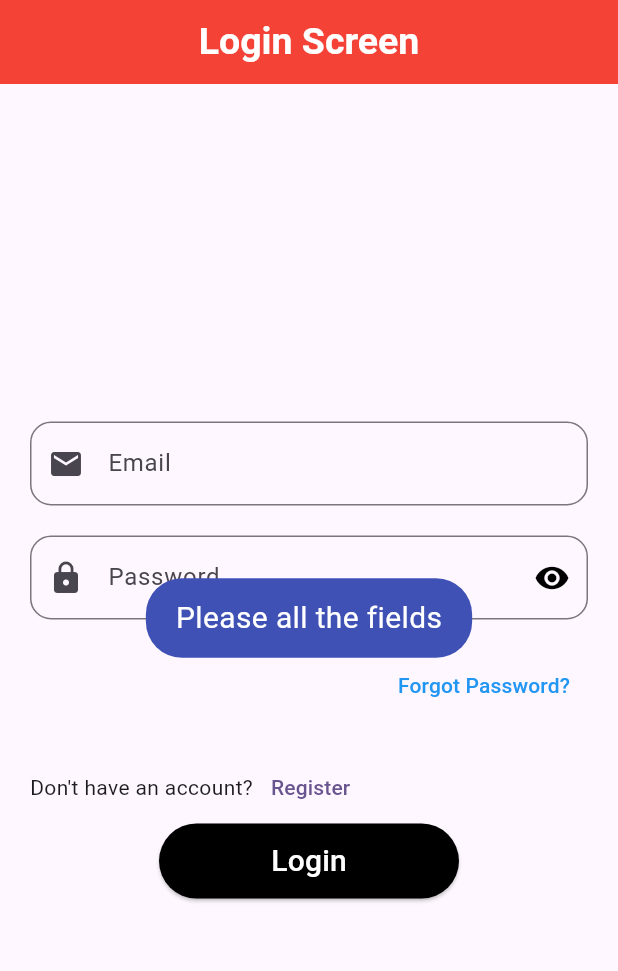
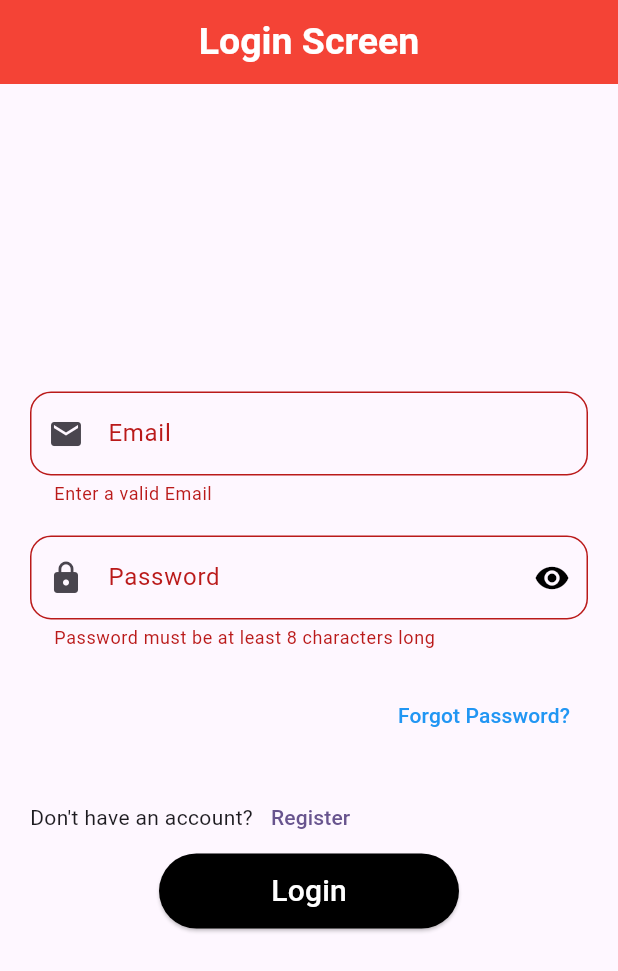
Before and after one commit to Qariziaullahkhan/Mawakay-Tasks-for-Login-and-signup-, a Flutter app: the LoginScreen screen opened directly, after a tap on "Login", on a phone screen of 412 x 824 dp. Shown: the top 971 px of the screen. Run offline on Flutter 3.47's test engine with Material 3 defaults, Android fonts, the phone set to English and light mode, and no system bars; our stand-ins replace cloud_firestore, firebase_auth, firebase_core, fluttertoast, gap; missing offline and left inert: ndialog; accounts and stored records are empty.

Commit message:
we add the statemanagement providers in flutter

```diff
--- a/lib/Home_screen.dart
+++ b/lib/Home_screen.dart
@@ -25,12 +25,12 @@ class _HomeScreenState extends State<HomeScreen> {
 
 
       ),
-      body: Padding(
+       body: Padding(
         padding: const EdgeInsets.only(left: 20,right: 20),
         child: Column(
           mainAxisAlignment: MainAxisAlignment.center,
           children: [
-         const   Text("WELCOME HOME SCREEN", style: TextStyle(
+               const    Text("WELCOME HOME SCREEN", style: TextStyle(
                     fontSize: 35,
                     fontWeight: FontWeight.bold,
                     color: Colors.black,
--- a/lib/auth/login_screen.dart
+++ b/lib/auth/login_screen.dart
@@ -4,6 +4,7 @@ import 'package:fluttertoast/fluttertoast.dart';
 import 'package:mawakay_task_textformfield/Home_screen.dart';
 import 'package:ndialog/ndialog.dart';
 import 'package:provider/provider.dart';
+import '../provider/register_providers.dart';
 import '../widgets/Utillity/Flutter_toast.dart';
 import 'forgot_password_screen.dart';
 import 'signup_screen.dart';
@@ -23,6 +24,8 @@ class _LoginScreenState extends State<LoginScreen> {
 
   @override
   Widget build(BuildContext context) {
+        final loginProvider = Provider.of<LoginProvider>(context); // Access provider instance
+   print("Build");
     return Scaffold(
       appBar: AppBar(
         centerTitle: true,
@@ -138,8 +141,21 @@ class _LoginScreenState extends State<LoginScreen> {
                   minimumSize: const Size(200, 50),
                 ),
                 onPressed: () async {
-                       var Email = emailController.text.trim();
-                    var Password = passwordController.text.trim();
+
+
+                  if (!_formKey.currentState!.validate()) {
+                      return;
+                    }
+                    loginProvider.isLoading = true;
+                    await loginProvider.login(emailController.text.trim(), passwordController.text.trim()
+
+
+                    );
+                    loginProvider.isLoading = false;
+
+
+                       String Email = emailController.text.trim();
+                    String Password = passwordController.text.trim();
 
                     if (Email.isEmpty || Password.isEmpty) {
                       Utils.toastmessage(
@@ -168,7 +184,7 @@ class _LoginScreenState extends State<LoginScreen> {
 
                         Navigator.of(context).pushReplacement(
                             MaterialPageRoute(builder: (context) {
-                          return const LoginScreen();
+                          return const HomeScreen();
                         }));
                       }
                     } on FirebaseAuthException catch (e) {
--- /dev/null
+++ b/lib/provider/login_providers.dart
@@ -0,0 +1,28 @@
+import 'package:flutter/material.dart';
+
+class LoginProvider with ChangeNotifier {
+  // Login state properties
+  bool _isLoading = false;
+  String _errorMessage = '';
+
+  // Getters for login state properties
+  bool get isLoading => _isLoading;
+  String get errorMessage => _errorMessage;
+
+  // Setters for login state properties with change notifications
+  set isLoading(bool value) {
+    _isLoading = value;
+    notifyListeners(); // Notify UI about changes
+  }
+
+  set errorMessage(String value) {
+    _errorMessage = value;
+    notifyListeners();
+  }
+
+  // Login function with error handling and loading indicator
+  Future<void> login(String email, String password) async {
+    isLoading = true; // Show loading indicator
+   isLoading = false;
+}
+}
--- /dev/null
+++ b/lib/provider/register_providers.dart
@@ -0,0 +1,73 @@
+import 'package:firebase_auth/firebase_auth.dart';
+import 'package:flutter/material.dart';
+
+class SignupProvider with ChangeNotifier {
+  String _name = '';
+  String get name => _name;
+  set name(String value) {
+    _name = value;
+    notifyListeners();
+  }
+
+  String _email = '';
+  String get email => _email;
+  set email(String value) {
+    _email = value;
+    notifyListeners();
+  }
+
+  String _password = '';
+  String get password => _password;
+  set password(String value) {
+    _password = value;
+    notifyListeners();
+  }
+
+  String _confirmPassword = '';
+  String get confirmPassword => _confirmPassword;
+  set confirmPassword(String value) {
+    _confirmPassword = value;
+    notifyListeners();
+  }
+
+  bool _isLoading = false;
+  bool get isLoading => _isLoading;
+  set isLoading(bool value) {
+    _isLoading = value;
+    notifyListeners();
+  }
+
+  // Add signup logic using Firebase Auth and Firestore
+  Future<void> signup(String name, String email, String password) async {
+    // Implement sign up logic with error handling
+    isLoading = true; // Update loading state before network call
+    // ... Firebase Auth and Firestore code
+    isLoading = false; // Update loading state after network call
+  }
+}
+class LoginProvider with ChangeNotifier {
+  // Login state properties
+  bool _isLoading = false;
+  String _errorMessage = '';
+
+  // Getters for login state properties
+  bool get isLoading => _isLoading;
+  String get errorMessage => _errorMessage;
+
+  // Setters for login state properties with change notifications
+  set isLoading(bool value) {
+    _isLoading = value;
+    notifyListeners(); // Notify UI about changes
+  }
+
+  set errorMessage(String value) {
+    _errorMessage = value;
+    notifyListeners();
+  }
+
+  // Login function with error handling and loading indicator
+  Future<void> login(String email, String password) async {
+    isLoading = true; // Show loading indicator
+   isLoading = false;
+}
+}
```
Also changed, not shown: lib/auth/signup_screen.dart (+120 -127 lines), lib/main.dart (+11 -2 lines).
